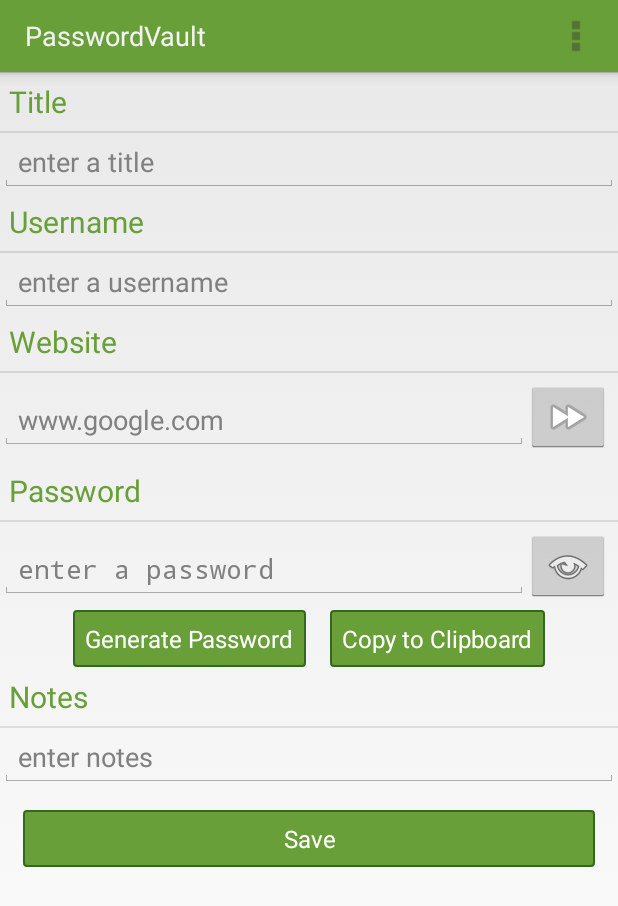
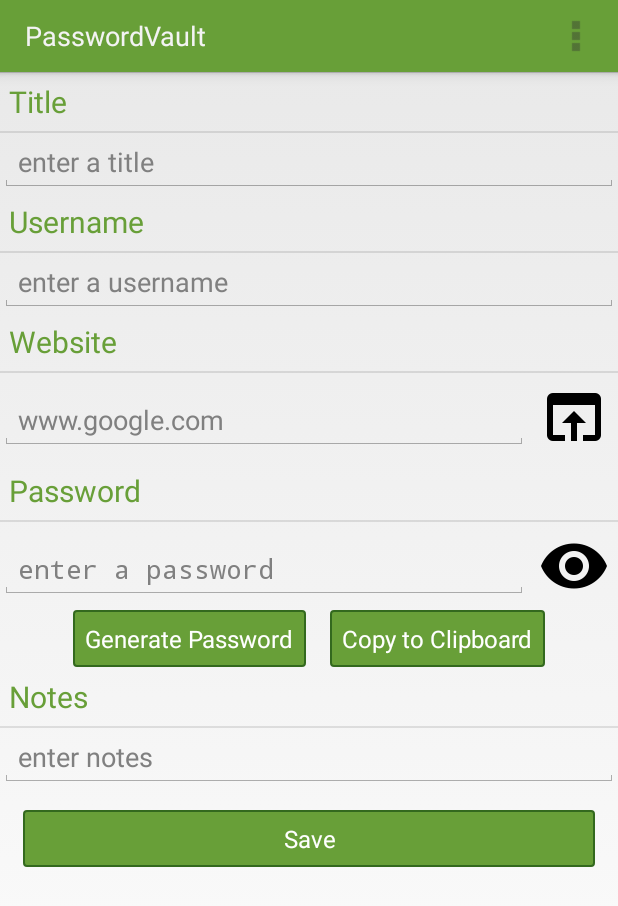
Before and after one commit to javaPhil/PasswordSafe, an Android app: the PasswordFragment screen opened directly, with no data from a screen before it, on a phone screen of 412 x 824 dp. Shown: the top 906 px of the screen. Run offline under Robolectric (Android 15) with nearby library versions, the phone set to English and light mode, and no system bars; 6 statements that could not run were skipped.

Commit message:
material icons!

```diff
--- a/mobile/src/main/res/layout-land/fragment_password.xml
+++ b/mobile/src/main/res/layout-land/fragment_password.xml
@@ -55,8 +55,9 @@
         <ImageButton
             android:layout_width="wrap_content"
             android:layout_height="wrap_content"
+            android:background="@android:color/transparent"
             android:id="@+id/password_website_gotoBtn"
-            android:src="@android:drawable/ic_media_ff"
+            android:src="@drawable/ic_open_in_browser_black_48dp"
             android:layout_alignParentRight="true"
             android:layout_margin="5dp"/>
     </RelativeLayout>
@@ -82,7 +83,8 @@
             android:layout_width="wrap_content"
             android:layout_height="wrap_content"
             android:id="@+id/show_hide_btn"
-            android:src="@android:drawable/ic_menu_view"
+            android:background="@android:color/transparent"
+            android:src="@drawable/ic_visibility_black_48dp"
             android:layout_alignParentRight="true"
             android:layout_margin="5dp"/>
     </RelativeLayout>
@@ -133,19 +135,6 @@
             android:layout_height="wrap_content"
             android:layout_alignParentBottom="true"
             >
-            <!--<Button-->
-                <!--android:layout_width="wrap_content"-->
-                <!--android:layout_height="wrap_content"-->
-                <!--android:id="@+id/password_delete_btn"-->
-                <!--android:text="@string/delete_password"-->
-                <!--android:layout_marginLeft="5dp"-->
-                <!--android:layout_marginRight="10dp"-->
-                <!--android:gravity="center"-->
-                <!--android:layout_alignParentLeft="true"-->
-                <!--android:layout_alignParentRight="false"-->
-                <!--android:layout_alignParentEnd="false"-->
-                <!--android:layout_alignParentStart="true"-->
-                <!--android:layout_marginBottom="10dp"/>-->
             <Button
                 android:layout_width="match_parent"
                 android:layout_height="match_parent"
--- a/mobile/src/main/res/layout/fragment_password.xml
+++ b/mobile/src/main/res/layout/fragment_password.xml
@@ -6,8 +6,7 @@
     <LinearLayout
       android:orientation="vertical"
       android:layout_width="match_parent"
-      android:layout_height="match_parent"
-        >
+      android:layout_height="match_parent">
 
         <TextView
             android:layout_width="match_parent"
@@ -56,8 +55,9 @@
         <ImageButton
             android:layout_width="wrap_content"
             android:layout_height="wrap_content"
+            android:background="@android:color/transparent"
             android:id="@+id/password_website_gotoBtn"
-            android:src="@android:drawable/ic_media_ff"
+            android:src="@drawable/ic_open_in_browser_black_48dp"
             android:layout_alignParentRight="true"
             android:layout_margin="5dp"/>
     </RelativeLayout>
@@ -83,7 +83,8 @@
                 android:layout_width="wrap_content"
                 android:layout_height="wrap_content"
                 android:id="@+id/show_hide_btn"
-                android:src="@android:drawable/ic_menu_view"
+                android:background="@android:color/transparent"
+                android:src="@drawable/ic_visibility_black_48dp"
                 android:layout_alignParentRight="true"
                 android:layout_margin="5dp"/>
         </RelativeLayout>
--- a/mobile/src/main/res/layout/fragment_password_list.xml
+++ b/mobile/src/main/res/layout/fragment_password_list.xml
@@ -12,7 +12,7 @@
         android:layout_height="wrap_content"
         android:layout_gravity="bottom|right"
         android:layout_margin="16dp"
-        android:src="@android:drawable/ic_menu_add"
+        android:src="@drawable/ic_add_white_36dp"
         fab:fab_colorNormal="@color/ColorPrimary"
         fab:fab_colorPressed="@color/ColorPrimaryDark" />
 
--- a/mobile/src/main/res/values/styles.xml
+++ b/mobile/src/main/res/values/styles.xml
@@ -8,6 +8,7 @@
         <item name="actionBarStyle">@style/ActionBar</item>
 
     </style>
+
 
     <style name="LogoTitle">
         <item name="android:textColor">@color/ColorPrimary</item>
```
Also changed, not shown: mobile/src/main/res/drawable-hdpi/ic_add_white_36dp.png (added), mobile/src/main/res/drawable-hdpi/ic_open_in_browser_black_48dp.png (added), mobile/src/main/res/drawable-hdpi/ic_visibility_black_48dp.png (added), mobile/src/main/res/drawable-mdpi/ic_add_white_36dp.png (added), mobile/src/main/res/drawable-mdpi/ic_open_in_browser_black_48dp.png (added), mobile/src/main/res/drawable-mdpi/ic_visibility_black_48dp.png (added), mobile/src/main/res/drawable-xhdpi/ic_add_white_36dp.png (added), mobile/src/main/res/drawable-xhdpi/ic_open_in_browser_black_48dp.png (added), mobile/src/main/res/drawable-xhdpi/ic_visibility_black_48dp.png (added), mobile/src/main/res/drawable-xxhdpi/ic_add_white_36dp.png (added), mobile/src/main/res/drawable-xxhdpi/ic_open_in_browser_black_48dp.png (added), mobile/src/main/res/drawable-xxhdpi/ic_visibility_black_48dp.png (added), mobile/src/main/res/drawable-xxxhdpi/ic_add_white_36dp.png (added), mobile/src/main/res/drawable-xxxhdpi/ic_open_in_browser_black_48dp.png (added), 1 more files.
